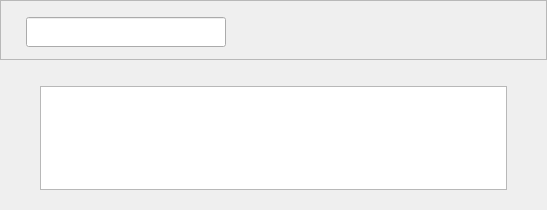
The window that assets/ui/datasetsPage.ui (jfnavarro/st_viewer) describes before a commit, drawn with Qt 5.
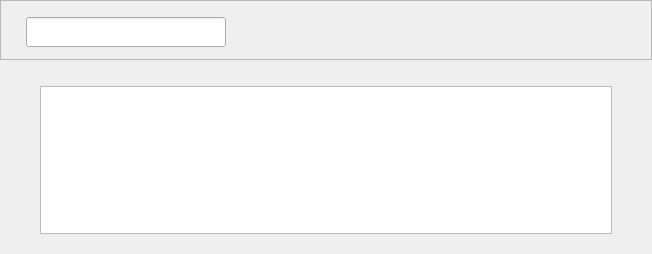
The same window after the commit. Icons and pictures are not drawn. Custom widgets are drawn as their Qt base class.

The edit to the form file:
```diff
--- a/assets/ui/datasetsPage.ui
+++ b/assets/ui/datasetsPage.ui
@@ -6,8 +6,8 @@
    <rect>
     <x>0</x>
     <y>0</y>
-    <width>547</width>
-    <height>210</height>
+    <width>652</width>
+    <height>254</height>
    </rect>
   </property>
   <property name="sizePolicy">
```
Left out of the diff: 32 changed lines with no effect on the pictures.
